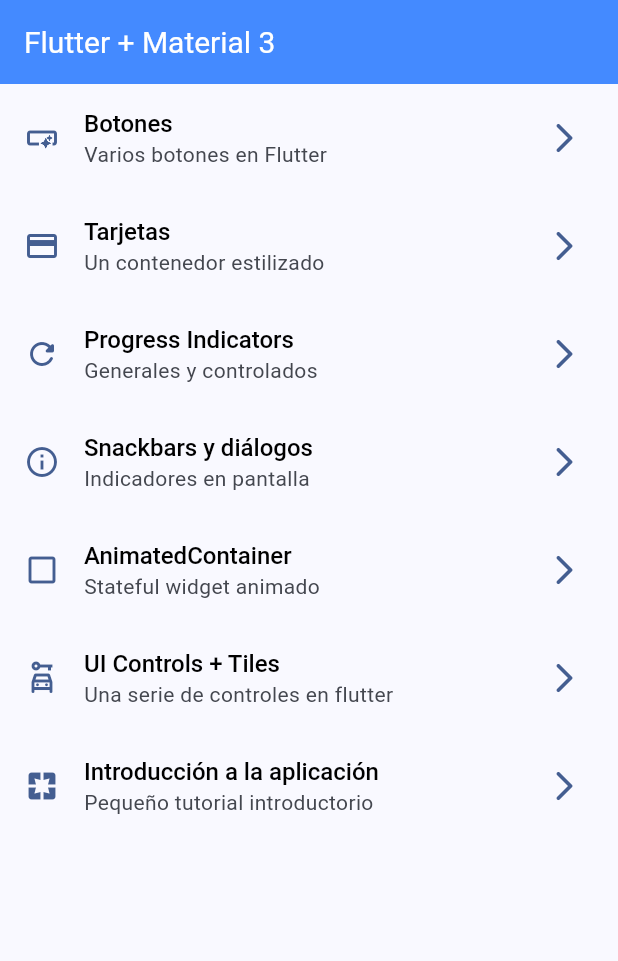
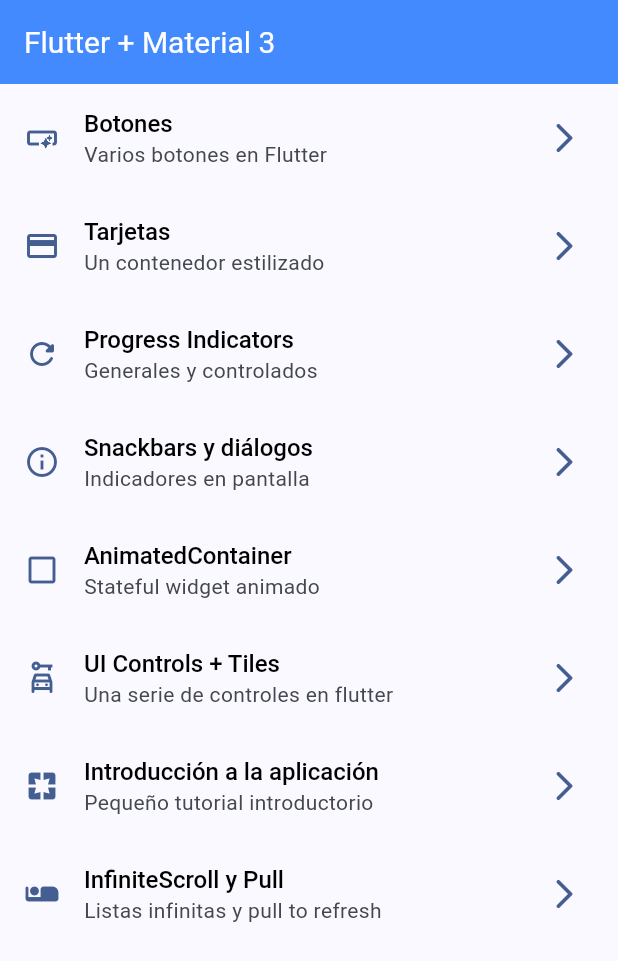
Before and after one commit to oscar-coronel-student/flutter_widgets_app, a Flutter app: the screen it shows after launch, on a phone screen of 412 x 824 dp. Shown: the top 961 px of the screen. Run offline on Flutter 3.47's test engine with Material 3 defaults, Android fonts, the phone set to English and light mode, and no system bars; our stand-ins replace animate_do, go_router.

Commit message:
InfiniteScroll: Inicio

```diff
--- a/lib/config/menu/menu_items.dart
+++ b/lib/config/menu/menu_items.dart
@@ -3,6 +3,7 @@
 import 'package:widgets_app/presentation/screens/app_tutorial_screen.dart';
 import 'package:widgets_app/presentation/screens/button_screen.dart';
 import 'package:widgets_app/presentation/screens/card_screen.dart';
+import 'package:widgets_app/presentation/screens/infinite_scroll_screen.dart';
 import 'package:widgets_app/presentation/screens/progress_screen.dart';
 import 'package:widgets_app/presentation/screens/snackbar_screen.dart';
 import 'package:widgets_app/presentation/screens/ui_controls_screen.dart';
@@ -76,4 +77,11 @@
     icon: Icons.pages,
     routeName: AppTutorialScreen.routeName
   ),
+  MenuItems(
+    title: 'InfiniteScroll y Pull',
+    subtitle: 'Listas infinitas y pull to refresh',
+    link: '/infinite_scroll',
+    icon: Icons.airline_seat_individual_suite_rounded,
+    routeName: InfiniteScrollScreen.routeName
+  ),
 ];
--- a/lib/config/router/app_router.dart
+++ b/lib/config/router/app_router.dart
@@ -5,6 +5,7 @@
 import 'package:widgets_app/presentation/screens/home_screen.dart';
 import 'package:widgets_app/presentation/screens/button_screen.dart';
 import 'package:widgets_app/presentation/screens/card_screen.dart';
+import 'package:widgets_app/presentation/screens/infinite_scroll_screen.dart';
 import 'package:widgets_app/presentation/screens/progress_screen.dart';
 import 'package:widgets_app/presentation/screens/snackbar_screen.dart';
 import 'package:widgets_app/presentation/screens/ui_controls_screen.dart';
@@ -54,5 +55,10 @@
       name: AppTutorialScreen.routeName,
       builder: (context, state) => const AppTutorialScreen(),
     ),
+    GoRoute(
+      path: '/infinite_scroll',
+      name: InfiniteScrollScreen.routeName,
+      builder: (context, state) => const InfiniteScrollScreen(),
+    ),
   ],
 );
```
Also changed, not shown: lib/presentation/screens/infinite_scroll_screen.dart (+42 -1 lines).
